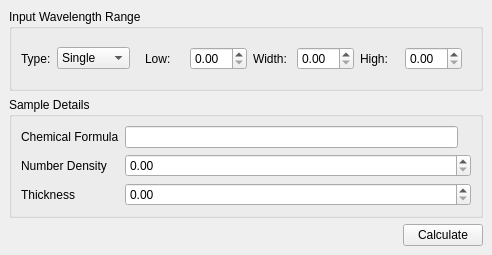
This is Code/Mantid/MantidQt/CustomInterfaces/inc/MantidQtCustomInterfaces/SampleTransmission.ui in mantidproject/mantid as Qt 5 draws it before an edit. The edited form follows.
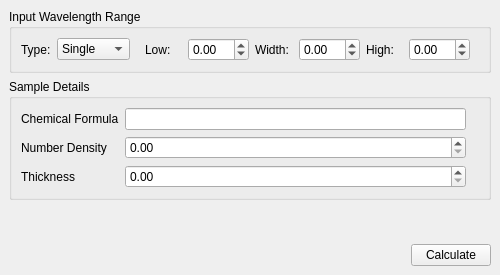
This is the edited form.

Commit message:
Add more UI validation and improve sizing
Refs #11072

Patch:
```diff
--- a/Code/Mantid/MantidQt/CustomInterfaces/inc/MantidQtCustomInterfaces/SampleTransmission.ui
+++ b/Code/Mantid/MantidQt/CustomInterfaces/inc/MantidQtCustomInterfaces/SampleTransmission.ui
@@ -6,14 +6,26 @@
    <rect>
     <x>0</x>
     <y>0</y>
-    <width>492</width>
-    <height>247</height>
+    <width>500</width>
+    <height>275</height>
    </rect>
   </property>
+  <property name="sizePolicy">
+   <sizepolicy hsizetype="Expanding" vsizetype="Expanding">
+    <horstretch>0</horstretch>
+    <verstretch>0</verstretch>
+   </sizepolicy>
+  </property>
   <property name="windowTitle">
    <string>Sample Transmission Calculator</string>
   </property>
   <widget class="QWidget" name="centralwidget">
+   <property name="sizePolicy">
+    <sizepolicy hsizetype="Expanding" vsizetype="Expanding">
+     <horstretch>0</horstretch>
+     <verstretch>0</verstretch>
+    </sizepolicy>
+   </property>
    <layout class="QVBoxLayout" name="verticalLayout">
     <item>
      <widget class="QGroupBox" name="gbRangeBinning">
@@ -21,6 +33,12 @@
        <string>Input Wavelength Range</string>
       </property>
       <layout class="QGridLayout" name="loRangeBinning">
+       <property name="topMargin">
+        <number>0</number>
+       </property>
+       <property name="bottomMargin">
+        <number>0</number>
+       </property>
        <item row="0" column="1">
         <widget class="QComboBox" name="cbBinningType">
          <item>
@@ -63,7 +81,14 @@
             </widget>
            </item>
            <item>
-            <widget class="QDoubleSpinBox" name="spSingleLow"/>
+            <widget class="QDoubleSpinBox" name="spSingleLow">
+             <property name="minimum">
+              <double>-99.989999999999995</double>
+             </property>
+             <property name="singleStep">
+              <double>0.100000000000000</double>
+             </property>
+            </widget>
            </item>
            <item>
             <widget class="QLabel" name="lbSingleWidth">
@@ -73,7 +98,14 @@
             </widget>
            </item>
            <item>
-            <widget class="QDoubleSpinBox" name="spSingleWidth"/>
+            <widget class="QDoubleSpinBox" name="spSingleWidth">
+             <property name="minimum">
+              <double>-99.989999999999995</double>
+             </property>
+             <property name="singleStep">
+              <double>0.100000000000000</double>
+             </property>
+            </widget>
            </item>
            <item>
             <widget class="QLabel" name="lbSingleHigh">
@@ -83,7 +115,14 @@
             </widget>
            </item>
            <item>
-            <widget class="QDoubleSpinBox" name="spSingleHigh"/>
+            <widget class="QDoubleSpinBox" name="spSingleHigh">
+             <property name="minimum">
+              <double>-99.989999999999995</double>
+             </property>
+             <property name="singleStep">
+              <double>0.100000000000000</double>
+             </property>
+            </widget>
            </item>
           </layout>
          </widget>
@@ -119,12 +158,6 @@
          </property>
         </widget>
        </item>
-       <item row="2" column="1">
-        <widget class="QDoubleSpinBox" name="spThickness"/>
-       </item>
-       <item row="1" column="1">
-        <widget class="QDoubleSpinBox" name="spNumberDensity"/>
-       </item>
        <item row="2" column="0">
         <widget class="QLabel" name="lbThickness">
          <property name="text">
@@ -132,20 +165,6 @@
          </property>
         </widget>
        </item>
-       <item row="0" column="1">
-        <layout class="QHBoxLayout" name="horizontalLayout_3">
-         <item>
-          <widget class="QLineEdit" name="leChemicalFormula"/>
-         </item>
-         <item>
-          <widget class="QLabel" name="valChemicalFormula">
-           <property name="text">
-            <string/>
-           </property>
-          </widget>
-         </item>
-        </layout>
-       </item>
        <item row="0" column="0">
         <widget class="QLabel" name="lbChemicalFormula">
          <property name="text">
@@ -153,9 +172,60 @@
          </property>
         </widget>
        </item>
+       <item row="1" column="1">
+        <widget class="QDoubleSpinBox" name="spNumberDensity">
+         <property name="singleStep">
+          <double>0.100000000000000</double>
+         </property>
+        </widget>
+       </item>
+       <item row="2" column="1">
+        <widget class="QDoubleSpinBox" name="spThickness">
+         <property name="singleStep">
+          <double>0.100000000000000</double>
+         </property>
+        </widget>
+       </item>
+       <item row="2" column="2">
+        <widget class="QLabel" name="valThickness">
+         <property name="text">
+          <string/>
+         </property>
+        </widget>
+       </item>
+       <item row="1" column="2">
+        <widget class="QLabel" name="valNumberDensity">
+         <property name="text">
+          <string/>
+         </property>
+        </widget>
+       </item>
+       <item row="0" column="2">
+        <widget class="QLabel" name="valChemicalFormula">
+         <property name="text">
+          <string/>
+         </property>
+        </widget>
+       </item>
+       <item row="0" column="1">
+        <widget class="QLineEdit" name="leChemicalFormula"/>
+       </item>
       </layout>
      </widget>
     </item>
+    <item>
+     <spacer name="verticalSpacer">
+      <property name="orientation">
+       <enum>Qt::Vertical</enum>
+      </property>
+      <property name="sizeHint" stdset="0">
+       <size>
+        <width>20</width>
+        <height>40</height>
+       </size>
+      </property>
+     </spacer>
+    </item>
     <item>
      <layout class="QHBoxLayout" name="loActionButtons">
       <item>
```
The commit also changes 4 other files.
